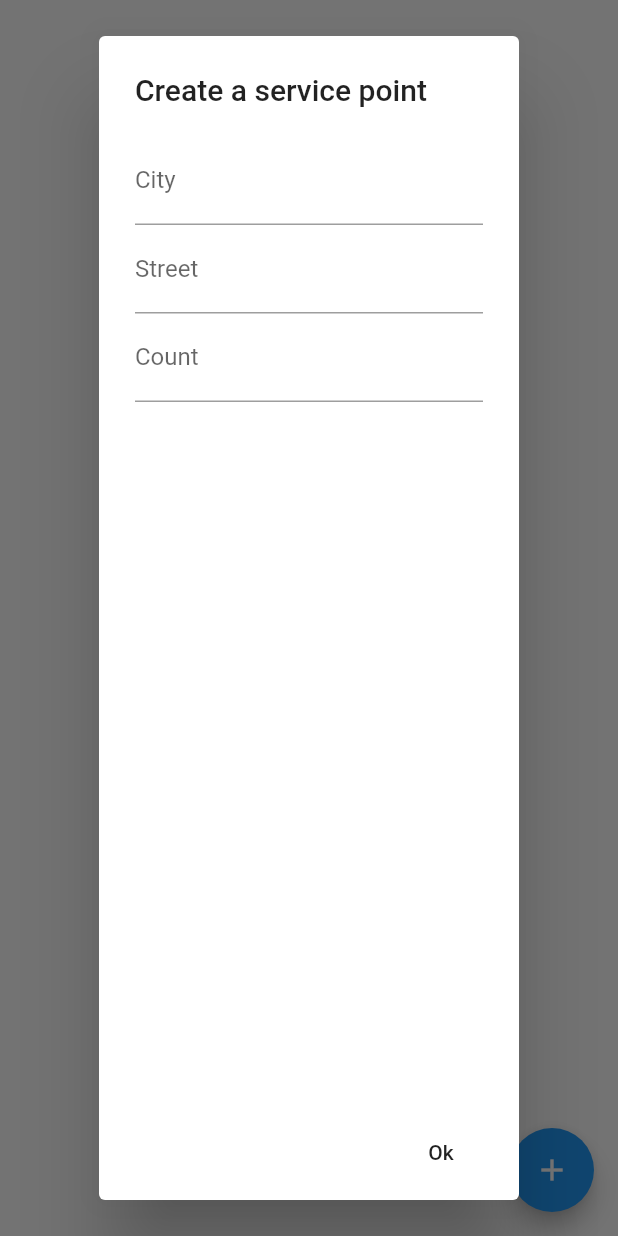
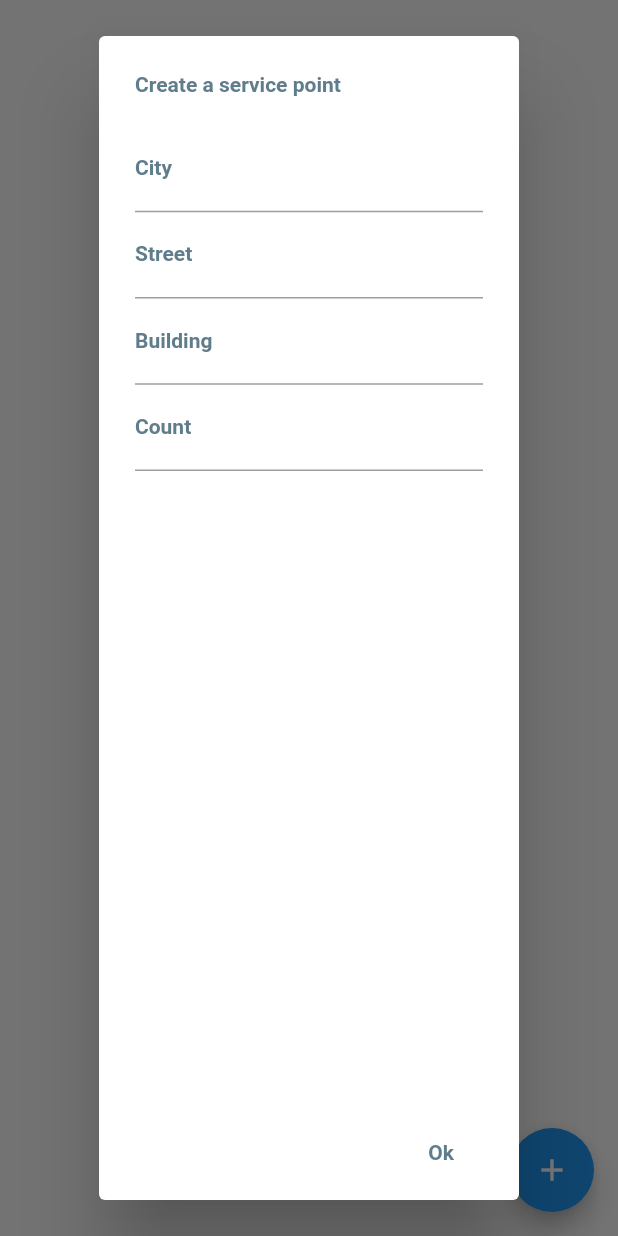
Before and after one commit to poste0/TireFitting, a Flutter app: the screen it shows after launch, after a tap on the "add" icon, on a phone screen of 412 x 824 dp. Run offline on Flutter 3.47's test engine with Material 2 defaults, Android fonts, the phone set to English and light mode, and no system bars; Roboto replaces fonts that are missing (Poppins).

Commit message:
Refactor Added delete of a service

```diff
--- a/tire_fitting/lib/Address.dart
+++ b/tire_fitting/lib/Address.dart
@@ -5,4 +5,9 @@ class Address{
   int y;
 
   Address([this.name, this.x, this.y]);
+
+  @override
+  String toString() {
+    return name;
+  }
 }
--- a/tire_fitting/lib/main.dart
+++ b/tire_fitting/lib/main.dart
@@ -13,21 +13,16 @@ class MyApp extends StatelessWidget {
     return MaterialApp(
       title: 'Flutter Demo',
       theme: ThemeData(
-        // This is the theme of your application.
-        //
-        // Try running your application with "flutter run". You'll see the
-        // application has a blue toolbar. Then, without quitting the app, try
-        // changing the primarySwatch below to Colors.green and then invoke
-        // "hot reload" (press "r" in the console where you ran "flutter run",
-        // or simply save your changes to "hot reload" in a Flutter IDE).
-        // Notice that the counter didn't reset back to zero; the application
-        // is not restarted.
-        primarySwatch: Colors.blue,
-        // This makes the visual density adapt to the platform that you run
-        // the app on. For desktop platforms, the controls will be smaller and
-        // closer together (more dense) than on mobile platforms.
-        visualDensity: VisualDensity.adaptivePlatformDensity,
-      ),
+          primarySwatch: Colors.blue,
+          visualDensity: VisualDensity.adaptivePlatformDensity,
+          textTheme: TextTheme(
+              headline1: TextStyle(
+                  fontFamily: "Poppins",
+                  fontSize: 14,
+                  fontWeight: FontWeight.bold,
+                  color: Colors.blueGrey),
+              headline2: TextStyle(
+                  fontFamily: "Poppins", fontSize: 14, color: Colors.grey))),
       home: MyHomePage(title: 'Flutter Demo Home Page'),
     );
   }
@@ -36,15 +31,6 @@ class MyApp extends StatelessWidget {
 class MyHomePage extends StatefulWidget {
   MyHomePage({Key key, this.title}) : super(key: key);
 
-  // This widget is the home page of your application. It is stateful, meaning
-  // that it has a State object (defined below) that contains fields that affect
-  // how it looks.
-
-  // This class is the configuration for the state. It holds the values (in this
-  // case the title) provided by the parent (in this case the App widget) and
-  // used by the build method of the State. Fields in a Widget subclass are
-  // always marked "final".
-
   final String title;
 
   @override
@@ -52,23 +38,16 @@ class MyHomePage extends StatefulWidget {
 }
 
 class _MyHomePageState extends State<MyHomePage> {
-  int _counter = 0;
-
   List<ServicePoint> servicePoints = [];
 
   var key = GlobalKey<FormState>();
 
   @override
   Widget build(BuildContext context) {
-    // This method is rerun every time setState is called, for instance as done
-    // by the _incrementCounter method above.
-    //
-    // The Flutter framework has been optimized to make rerunning build methods
-    // fast, so that you can just rebuild anything that needs updating rather
-    // than having to individually change instances of widgets.
     TextEditingController cityController = TextEditingController();
     TextEditingController countOfStuffController = TextEditingController();
     TextEditingController streetController = TextEditingController();
+    TextEditingController buildingController = TextEditingController();
 
     return Scaffold(
       body: SafeArea(
@@ -79,7 +58,7 @@ class _MyHomePageState extends State<MyHomePage> {
               Expanded(
                 child: ListView.builder(
                   itemBuilder: (context, index) {
-                    return servicePointCard(servicePoints[index]);
+                    return _servicePointCard(servicePoints[index], this);
                   },
                   itemCount: servicePoints.length,
                 ),
@@ -93,46 +72,16 @@ class _MyHomePageState extends State<MyHomePage> {
           showDialog(
               context: context,
               builder: (BuildContext context) {
-                return AlertDialog(
-                  title: Text("Create a service point"),
-                  content: Form(
-                    key: key,
-                    child: Column(
-                      children: [
-                        _getAddressPartTextFormField('City', cityController),
-                        _getAddressPartTextFormField(
-                            'Street', streetController),
-                        TextFormField(
-                          decoration: InputDecoration(labelText: 'Count'),
-                          controller: countOfStuffController,
-                          keyboardType: TextInputType.number,
-                        )
-                      ],
-                    ),
-                  ),
-                  actions: [
-                    FlatButton(
-                        onPressed: () {
-                          if (key.currentState.validate()) {
-                            Navigator.pop(context, [
-                              cityController.text,
-                              streetController.text,
-                              countOfStuffController.text
-                            ]);
-                          }
-                        },
-                        child: Text("Ok")),
-                  ],
-                );
+                return _getCreateServiceDialog();
               }).then((value) => {
                 setState(() {
-                  String name = value[0] + " " + value[1];
+                  String name = value[0] + ", " + value[1] + ", " + value[2];
                   servicePoints.add(
-                      ServicePoint(Address(name, 0, 0), int.parse(value[2])));
+                      ServicePoint(Address(name, 0, 0), int.parse(value[3])));
                 })
               })
         },
-        tooltip: 'Increment',
+        tooltip: 'Create a service',
         child: Icon(Icons.add),
       ), // This trailing comma makes auto-formatting nicer for build methods.
     );
@@ -142,31 +91,55 @@ class _MyHomePageState extends State<MyHomePage> {
       String part, TextEditingController controller) {
     return TextFormField(
       controller: controller,
-      decoration: InputDecoration(labelText: part),
+      decoration: InputDecoration(
+          labelText: part, labelStyle: Theme.of(context).textTheme.headline1),
       validator: (value) {
         return value.isEmpty ? part : null;
       },
     );
   }
 
-  Widget servicePointCard(ServicePoint servicePoint) {
+  Widget _servicePointCard(ServicePoint servicePoint, State state) {
     return GestureDetector(
       onDoubleTap: () => {
-        showDialog(context: context, builder: (BuildContext context) {
-          return AlertDialog();
-        }),
+        showDialog(
+            context: context,
+            builder: (BuildContext context) {
+              return AlertDialog(
+                content: Text(
+                    "Service point " + servicePoint.address.toString(),
+                    style: Theme.of(context).textTheme.headline1),
+                actions: [
+                  FlatButton(
+                      onPressed: () {
+                        servicePoints.remove(servicePoint);
+                        Navigator.pop(context);
+                      },
+                      child: Text("Delete",
+                          style: Theme.of(context).textTheme.headline1)),
+                ],
+              );
+            }).then((value) {
+          state.setState(() {});
+        })
       },
       child: Card(
         child: Row(
           mainAxisAlignment: MainAxisAlignment.spaceBetween,
           children: [
             Column(
-              children: [Text("Address"), Text(servicePoint.address.name)],
+              children: [
+                Text("Address", style: Theme.of(context).textTheme.headline1),
+                Text(servicePoint.address.name,
+                    style: Theme.of(context).textTheme.headline1)
+              ],
             ),
             Column(
               children: [
-                Text("Count of stuff"),
-                Text(servicePoint.countOfStuff.toString())
+                Text("Count of stuff",
+                    style: Theme.of(context).textTheme.headline1),
+                Text(servicePoint.countOfStuff.toString(),
+                    style: Theme.of(context).textTheme.headline1)
               ],
             )
           ],
@@ -174,4 +147,59 @@ class _MyHomePageState extends State<MyHomePage> {
       ),
     );
   }
+
+  Iterable<List<T>> zip<T>(Iterable<Iterable<T>> iterables) sync* {
+    if (iterables.isEmpty) return;
+    final iterators = iterables.map((e) => e.iterator).toList(growable: false);
+    while (iterators.every((e) => e.moveNext())) {
+      yield iterators.map((e) => e.current).toList(growable: false);
+    }
+  }
+
+  AlertDialog _getCreateServiceDialog() {
+    List<TextEditingController> controllers = [];
+    final fieldCount = 4;
+    for(var i = 0; i < fieldCount; i++){
+      controllers.add(TextEditingController());
+    }
+
+    return AlertDialog(
+      title: Text("Create a service point",
+          style: Theme.of(context).textTheme.headline1),
+      content: Form(
+        key: key,
+        child: Column(
+          children: [
+            _getAddressPartTextFormField('City', controllers[0]),
+            _getAddressPartTextFormField(
+                'Street', controllers[1]),
+            _getAddressPartTextFormField(
+                'Building', controllers[2]),
+            TextFormField(
+              decoration: InputDecoration(
+                  labelText: 'Count',
+                  labelStyle:
+                  Theme.of(context).textTheme.headline1),
+              controller: controllers[3],
+              keyboardType: TextInputType.number,
+              validator: (value) {
+                return value.isEmpty ? "Enter count" : null;
+              },
+            )
+          ],
+        ),
+      ),
+      actions: [
+        FlatButton(
+            onPressed: () {
+              List<String> texts = controllers.map((e) => e.text).toList();
+              if (key.currentState.validate()) {
+                Navigator.pop(context, texts);
+              }
+            },
+            child: Text("Ok",
+                style: Theme.of(context).textTheme.headline1)),
+      ],
+    );
+  }
 }
```
